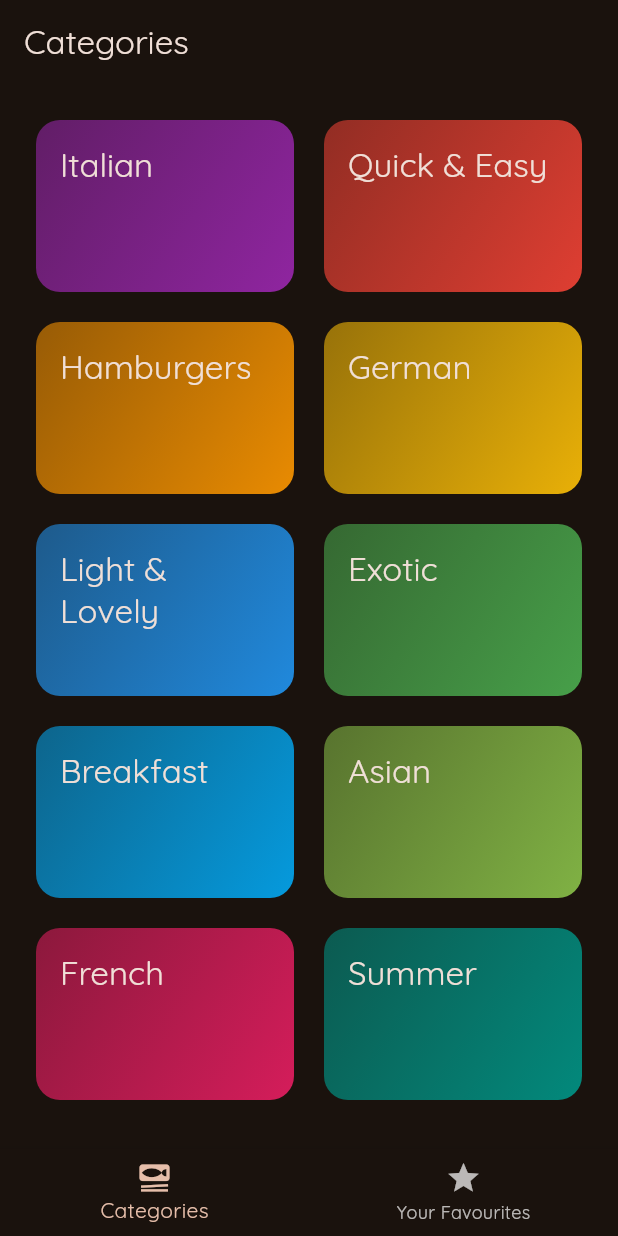
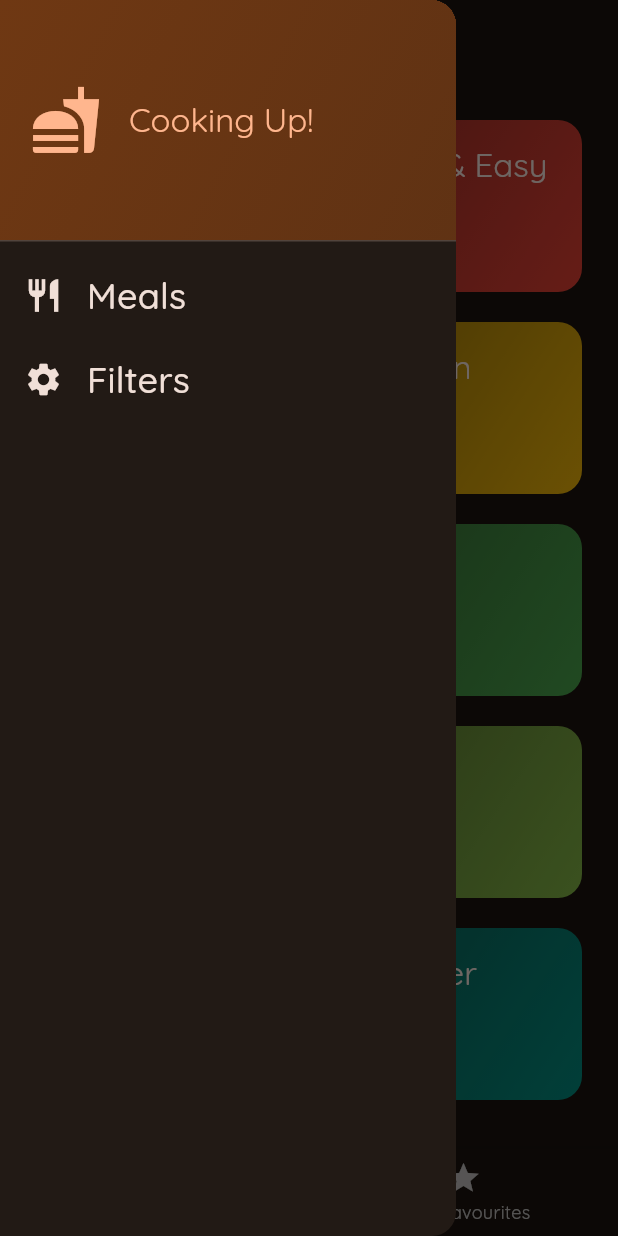
Before and after one commit to roshan129/FlutterMeals, a Flutter app: the screen it shows after launch, with the side drawer open (before the commit the screen has no drawer), on a phone screen of 412 x 824 dp. Run offline on Flutter 3.47's test engine with Material 2 defaults, Android fonts, the phone set to English and light mode, and no system bars; our stand-ins replace google_fonts, transparent_image.

Commit message:
navigation drawer added

```diff
--- a/lib/screens/tabs_screen.dart
+++ b/lib/screens/tabs_screen.dart
@@ -1,6 +1,7 @@
 import 'package:flutter/material.dart';
 import 'package:flutter_meals/screens/categories.dart';
 import 'package:flutter_meals/screens/meals.dart';
+import 'package:flutter_meals/widgets/main_drawer.dart';
 
 import '../models/meal.dart';
 
@@ -45,6 +46,13 @@ class _TabsScreenState extends State<TabsScreen> {
     });
   }
 
+  void _setScreen(String identifier) {
+    if (identifier == 'filters') {
+    } else {
+      Navigator.of(context).pop();
+    }
+  }
+
   @override
   Widget build(BuildContext context) {
     Widget activePage = CategoriesScreen(
@@ -64,6 +72,7 @@ class _TabsScreenState extends State<TabsScreen> {
       appBar: AppBar(
         title: Text(_activePageTitle),
       ),
+      drawer: MainDrawer(onSelectScreen: _setScreen),
       body: activePage,
       bottomNavigationBar: BottomNavigationBar(
         currentIndex: _selectedPageIndex,
--- /dev/null
+++ b/lib/widgets/main_drawer.dart
@@ -0,0 +1,79 @@
+import 'package:flutter/material.dart';
+
+class MainDrawer extends StatelessWidget {
+  const MainDrawer({super.key, required this.onSelectScreen});
+
+  final void Function(String identifier) onSelectScreen;
+
+  @override
+  Widget build(BuildContext context) {
+    return Drawer(
+      child: Column(children: [
+        DrawerHeader(
+          padding: const EdgeInsets.all(20),
+          decoration: BoxDecoration(
+              gradient: LinearGradient(
+            colors: [
+              Theme.of(context).colorScheme.primaryContainer,
+              Theme.of(context).colorScheme.primaryContainer.withOpacity(0.8),
+            ],
+            begin: Alignment.topLeft,
+            end: Alignment.bottomRight,
+          )),
+          child: Row(
+            children: [
+              Icon(
+                Icons.fastfood,
+                size: 48,
+                color: Theme.of(context).colorScheme.primary,
+              ),
+              const SizedBox(
+                width: 18,
+              ),
+              Text(
+                'Cooking Up!',
+                style: Theme.of(context).textTheme.titleLarge!.copyWith(
+                      color: Theme.of(context).colorScheme.primary,
+                    ),
+              )
+            ],
+          ),
+        ),
+        ListTile(
+          leading: Icon(
+            Icons.restaurant,
+            size: 26,
+            color: Theme.of(context).colorScheme.onBackground,
+          ),
+          title: Text(
+            'Meals',
+            style: Theme.of(context).textTheme.titleSmall!.copyWith(
+                  color: Theme.of(context).colorScheme.onBackground,
+                  fontSize: 24,
+                ),
+          ),
+          onTap: () {
+            onSelectScreen('meals');
+          },
+        ),
+        ListTile(
+          leading: Icon(
+            Icons.settings,
+            size: 26,
+            color: Theme.of(context).colorScheme.onBackground,
+          ),
+          title: Text(
+            'Filters',
+            style: Theme.of(context).textTheme.titleSmall!.copyWith(
+                  color: Theme.of(context).colorScheme.onBackground,
+                  fontSize: 24,
+                ),
+          ),
+          onTap: () {
+            onSelectScreen('filters');
+          },
+        ),
+      ]),
+    );
+  }
+}
```
